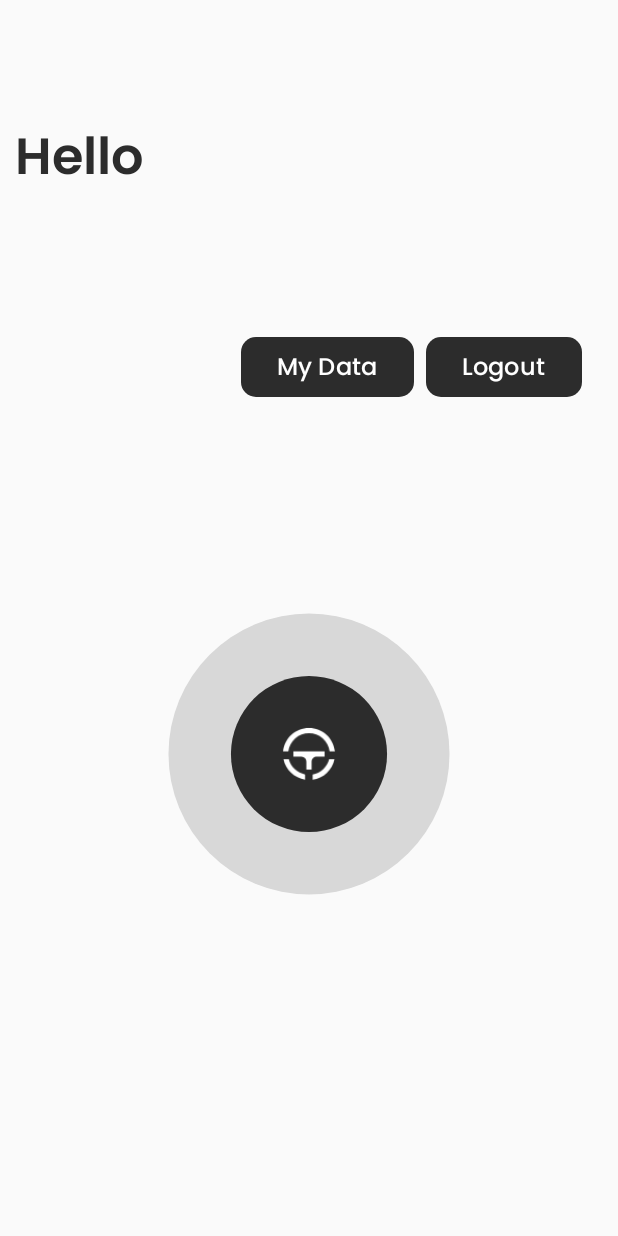
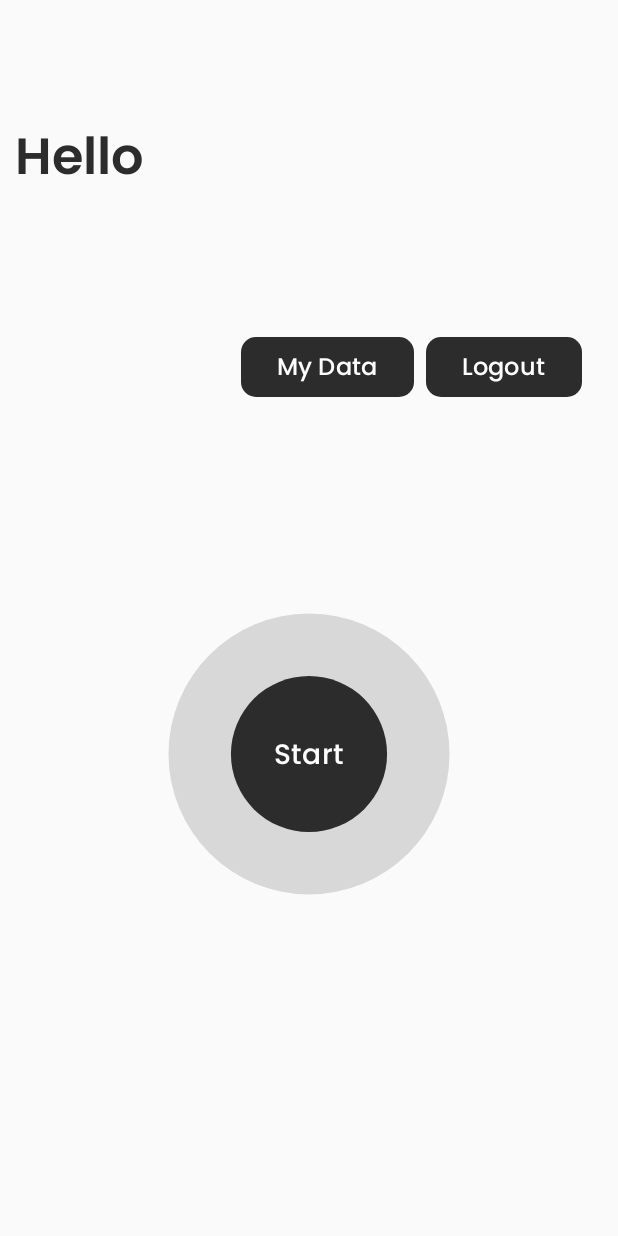
Before and after one commit to DevelopedBy-Siva/driver-fatigue-detection, an Android app built with Jetpack Compose: the UserHomeScreen screen opened through its navigation route, on a phone screen of 412 x 824 dp. Run offline under Robolectric (Android 15) with nearby library versions, the phone set to English and light mode, and no system bars.

Commit message:
Remove icon from home screen and replace with start

```diff
--- a/app/src/main/java/com/driver/drowsiness/detection/screens/UserHomeScreen.kt
+++ b/app/src/main/java/com/driver/drowsiness/detection/screens/UserHomeScreen.kt
@@ -18,14 +18,12 @@ import androidx.compose.foundation.shape.RoundedCornerShape
 import androidx.compose.foundation.verticalScroll
 import androidx.compose.material3.Button
 import androidx.compose.material3.ButtonDefaults
-import androidx.compose.material3.Icon
 import androidx.compose.material3.Text
 import androidx.compose.runtime.Composable
 import androidx.compose.ui.Alignment
 import androidx.compose.ui.Modifier
 import androidx.compose.ui.graphics.Color
 import androidx.compose.ui.platform.LocalContext
-import androidx.compose.ui.res.painterResource
 import androidx.compose.ui.text.TextStyle
 import androidx.compose.ui.text.font.FontWeight
 import androidx.compose.ui.tooling.preview.Preview
@@ -33,7 +31,6 @@ import androidx.compose.ui.unit.dp
 import androidx.compose.ui.unit.sp
 import androidx.navigation.NavController
 import androidx.navigation.compose.rememberNavController
-import com.driver.drowsiness.detection.R
 import com.driver.drowsiness.detection.components.Pulsating
 import com.driver.drowsiness.detection.constants.Routes
 import com.driver.drowsiness.detection.ui.theme.DarkColor
@@ -143,13 +140,12 @@ fun UserHomeScreen(navController: NavController) {
                             },
                         contentAlignment = Alignment.Center
                     ) {
-                        Icon(
-                            painter = painterResource(id = R.drawable.logo),
-                            contentDescription = "",
-                            tint = Color.White,
-                            modifier = Modifier
-                                .size(60.dp)
-                                .padding(10.dp)
+                        Text(
+                            text = "Start",
+                            fontFamily = poppinsFontFamily,
+                            fontWeight = FontWeight.Medium,
+                            color = Color.White,
+                            fontSize = 18.sp
                         )
                     }
                 }
```
